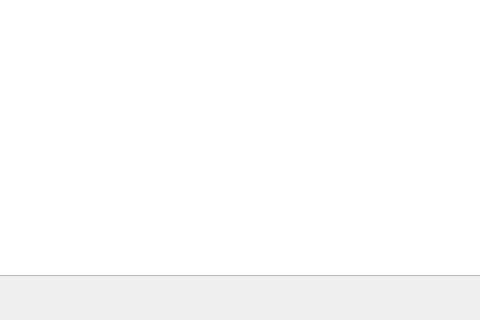
Old version of the form main/ver1_3/ui/reportUI.ui in the repository AKlivtsov/businessThing; both pictures show x 250 to 730 and y 175 to 495 of the 1013 by 495 pixel window.
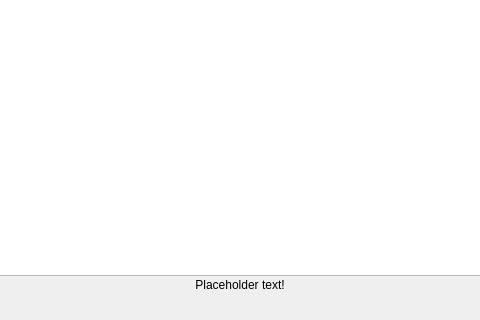
New version of the form.

Commit message: msg in report added

Diff of the .ui file:
```diff
--- a/main/ver1_3/ui/reportUI.ui
+++ b/main/ver1_3/ui/reportUI.ui
@@ -72,6 +72,22 @@
      <string>экспорт</string>
     </property>
    </widget>
+   <widget class="QLabel" name="lbl_msg">
+    <property name="geometry">
+     <rect>
+      <x>340</x>
+      <y>440</y>
+      <width>300</width>
+      <height>40</height>
+     </rect>
+    </property>
+    <property name="text">
+     <string>Placeholder text!</string>
+    </property>
+    <property name="alignment">
+     <set>Qt::AlignCenter</set>
+    </property>
+   </widget>
   </widget>
  </widget>
  <resources/>
```
The commit also changes 15 other files.
